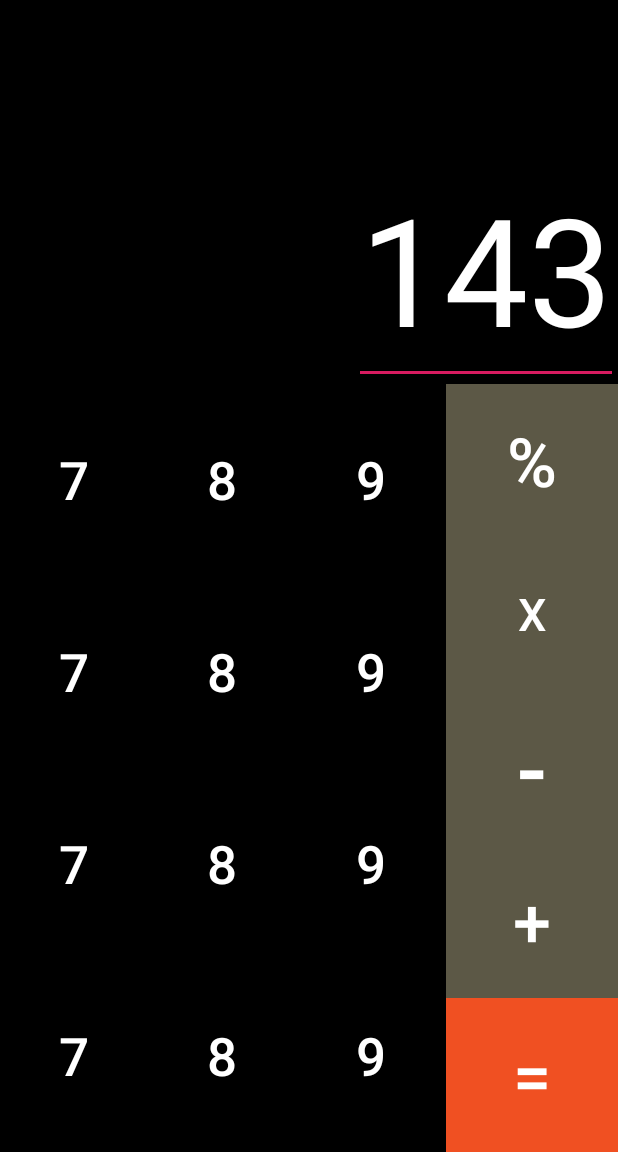
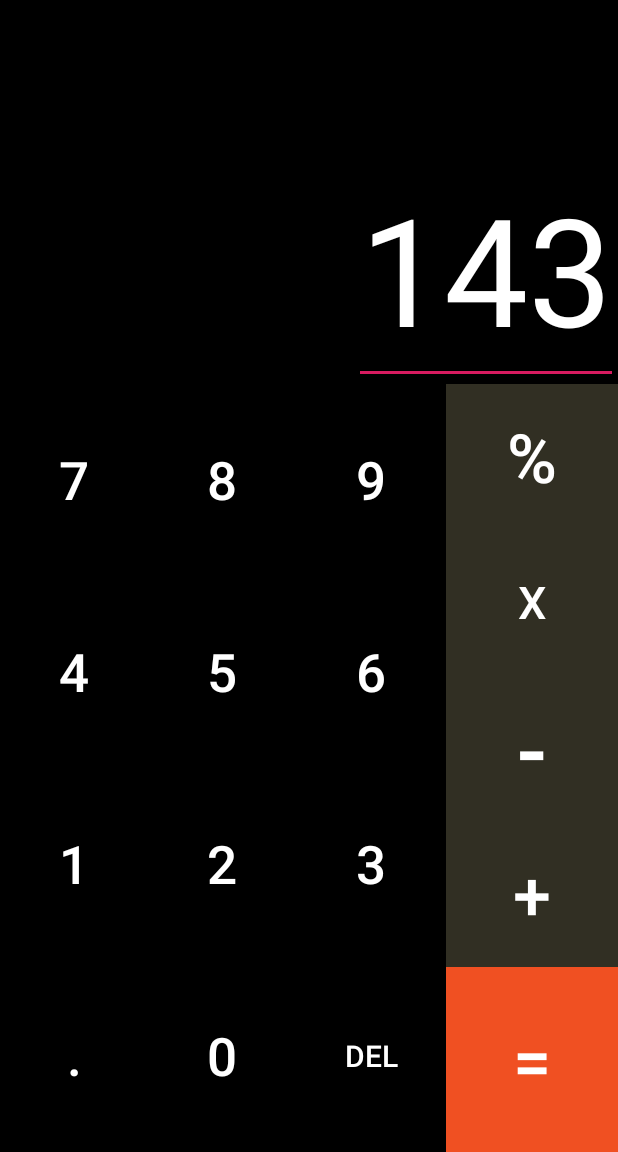
Before and after one commit to SkytranX/CalculatorApp, an Android app: the Calc_Activity screen opened directly, with no data from a screen before it, on a phone screen of 412 x 824 dp, the part 84-1236 px from its top. Run offline under Robolectric (Android 15) with nearby library versions, the phone set to English and light mode, and no system bars.

Commit message:
FinalCalcLayout

```diff
--- a/app/src/main/res/layout/calc_sceen.xml
+++ b/app/src/main/res/layout/calc_sceen.xml
@@ -81,7 +81,7 @@
                android:layout_height="match_parent"
                android:layout_weight="1"
                android:background="@color/black"
-               android:text="7"
+               android:text="4"
                android:textSize="35sp"
                android:textColor="@color/white"
                />
@@ -90,7 +90,7 @@
                android:layout_height="match_parent"
                android:layout_weight="1"
                android:background="@color/black"
-               android:text="8"
+               android:text="5"
                android:textSize="35sp"
                android:textColor="@color/white"
                />
@@ -99,7 +99,7 @@
                android:layout_height="match_parent"
                android:layout_weight="1"
                android:background="@color/black"
-               android:text="9"
+               android:text="6"
                android:textSize="35sp"
                android:textColor="@color/white"
                />
@@ -116,7 +116,7 @@
                android:layout_height="match_parent"
                android:layout_weight="1"
                android:background="@color/black"
-               android:text="7"
+               android:text="1"
                android:textSize="35sp"
                android:textColor="@color/white"
                />
@@ -125,7 +125,7 @@
                android:layout_height="match_parent"
                android:layout_weight="1"
                android:background="@color/black"
-               android:text="8"
+               android:text="2"
                android:textSize="35sp"
                android:textColor="@color/white"
                />
@@ -134,7 +134,7 @@
                android:layout_height="match_parent"
                android:layout_weight="1"
                android:background="@color/black"
-               android:text="9"
+               android:text="3"
                android:textSize="35sp"
                android:textColor="@color/white"
                />
@@ -151,7 +151,7 @@
                android:layout_height="match_parent"
                android:layout_weight="1"
                android:background="@color/black"
-               android:text="7"
+               android:text="."
                android:textSize="35sp"
                android:textColor="@color/white"
                />
@@ -160,7 +160,7 @@
                android:layout_height="match_parent"
                android:layout_weight="1"
                android:background="@color/black"
-               android:text="8"
+               android:text="0"
                android:textSize="35sp"
                android:textColor="@color/white"
                />
@@ -169,8 +169,8 @@
                android:layout_height="match_parent"
                android:layout_weight="1"
                android:background="@color/black"
-               android:text="9"
-               android:textSize="35sp"
+               android:text="DEL"
+               android:textSize="20sp"
                android:textColor="@color/white"
                />
 
@@ -187,7 +187,7 @@
             <Button
                 android:layout_width="match_parent"
                 android:layout_height="0dp"
-                android:layout_weight="1"
+                android:layout_weight=".95"
                 android:background="@color/grey"
                 android:text="%"
                 android:textSize="45sp"
@@ -196,7 +196,7 @@
             <Button
                 android:layout_width="match_parent"
                 android:layout_height="0dp"
-                android:layout_weight="1"
+                android:layout_weight=".95"
                 android:background="@color/grey"
                 android:text="x"
                 android:textSize="30sp"
@@ -205,7 +205,7 @@
             <Button
                 android:layout_width="match_parent"
                 android:layout_height="0dp"
-                android:layout_weight="1"
+                android:layout_weight=".95"
                 android:background="@color/grey"
                 android:text="-"
                 android:textSize="60sp"
@@ -214,7 +214,7 @@
             <Button
                 android:layout_width="match_parent"
                 android:layout_height="0dp"
-                android:layout_weight="1"
+                android:layout_weight=".95"
                 android:background="@color/grey"
                 android:text="+"
                 android:textSize="45sp"
@@ -223,7 +223,7 @@
             <Button
                 android:layout_width="match_parent"
                 android:layout_height="0dp"
-                android:layout_weight="1"
+                android:layout_weight="1.20"
                 android:background="@color/infrared"
                 android:text="="
                 android:textSize="45sp"
--- a/app/src/main/res/values/colors.xml
+++ b/app/src/main/res/values/colors.xml
@@ -5,7 +5,7 @@
     <color name="colorAccent">#D81B60</color>
     <color name="white">#FFFFFF</color>
     <color name="medium_violet_red">#C71585</color>
-    <color name="grey">#FF5C5846</color>
+    <color name="grey">#FF312F23</color>
     <color name="black">#000000</color>
     <color name="rosy_brown">#BC8F8F</color>
     <color name="medium_orchid">#BA55D3</color>
```
